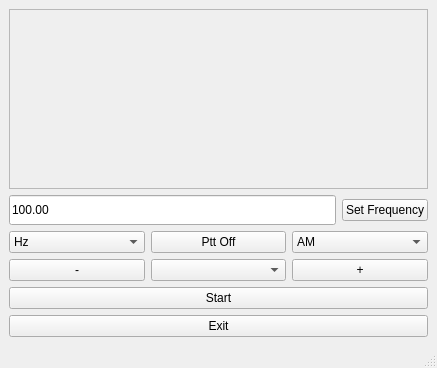
First picture: the form in mainwindow.ui, repository takyonxxx/HackRfScanner, before the edit.
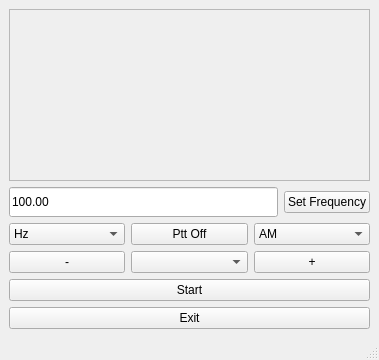
Second picture: the form after the edit. Custom widgets are drawn as their Qt base class.

Diff of the .ui file:
```diff
--- a/mainwindow.ui
+++ b/mainwindow.ui
@@ -6,8 +6,8 @@
    <rect>
     <x>0</x>
     <y>0</y>
-    <width>437</width>
-    <height>368</height>
+    <width>379</width>
+    <height>360</height>
    </rect>
   </property>
   <property name="windowTitle">
```
Left out of the diff: 158 changed lines with no effect on the pictures.
